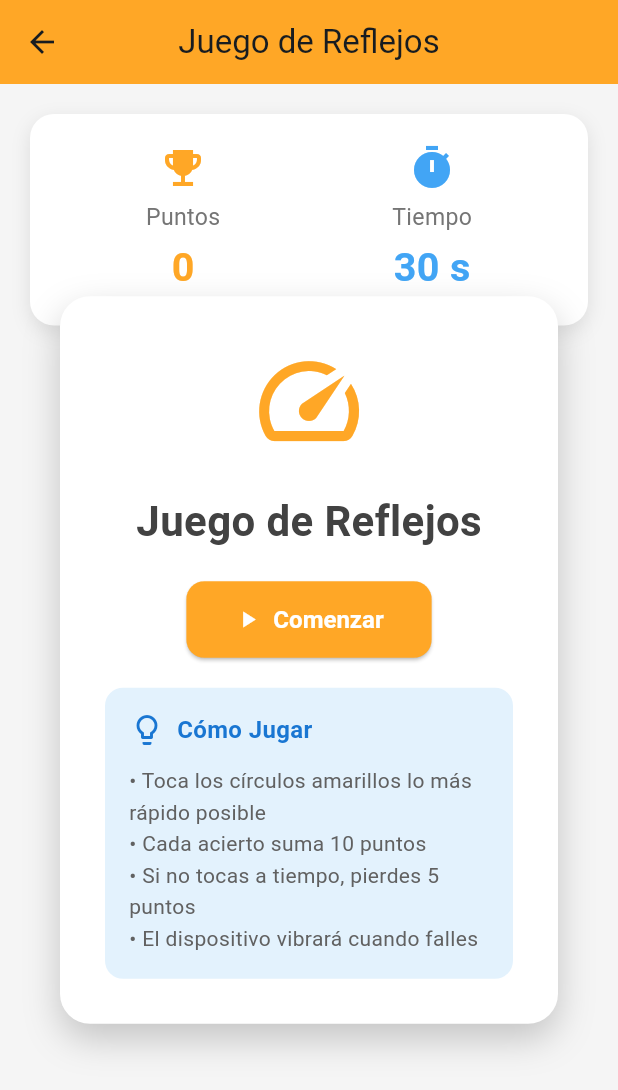
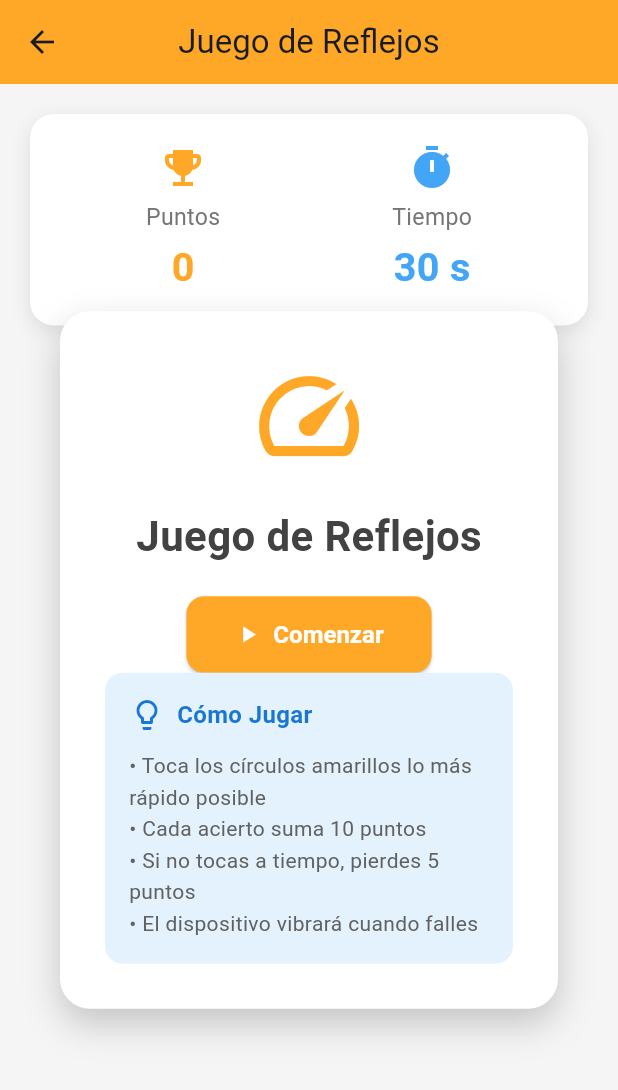
Before and after one commit to JesusC2003/Demo-Sensoria, a Flutter app: the ReflexGameScreen screen opened directly, on a phone screen of 412 x 824 dp. Shown: the top 1090 px of the screen. Run offline on Flutter 3.47's test engine with Material 3 defaults, Android fonts, the phone set to English and light mode, and no system bars; our stand-ins replace shared_preferences, vibration; accounts and stored records are empty.

Commit message:
Termkinado por fin

```diff
--- a/lib/UI/home/reflex_game_screen.dart
+++ b/lib/UI/home/reflex_game_screen.dart
@@ -182,6 +182,7 @@ class _ReflexGameScreenState extends State<ReflexGameScreen> {
 
   Widget _buildStartScreen() {
     return Center(
+      child: SingleChildScrollView(
         child: Container(
           margin: const EdgeInsets.all(40),
           padding: const EdgeInsets.all(30),
@@ -242,12 +243,13 @@ class _ReflexGameScreenState extends State<ReflexGameScreen> {
                 foregroundColor: Colors.white,
               ),
             ),
-            const SizedBox(height: 20),
             _buildInstructions(),
           ],
         ),
       ),
+      ),
     );
+  }
   }
 
   Widget _buildInstructions() {
@@ -290,7 +292,7 @@ class _ReflexGameScreenState extends State<ReflexGameScreen> {
       ),
     );
   }
-}
+
 
 /// CustomPainter para dibujar el objetivo
 class TargetPainter extends CustomPainter {
```
Lines whose indentation alone changed are shown as unchanged.
